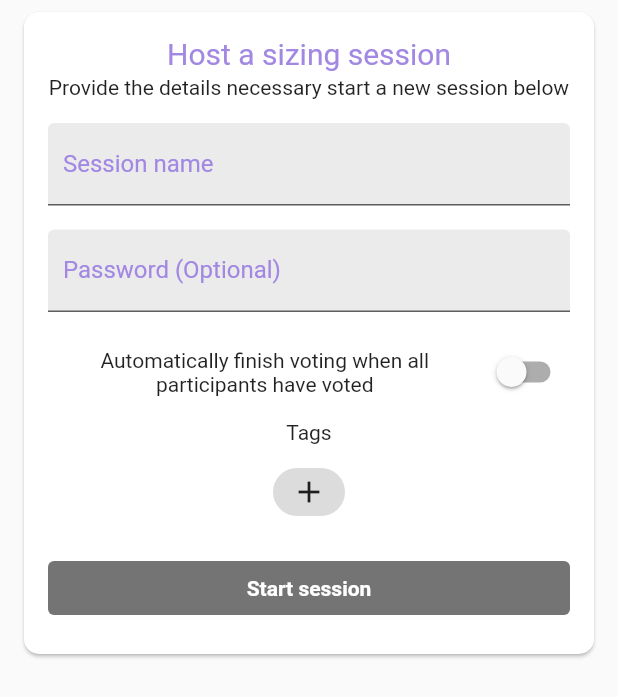
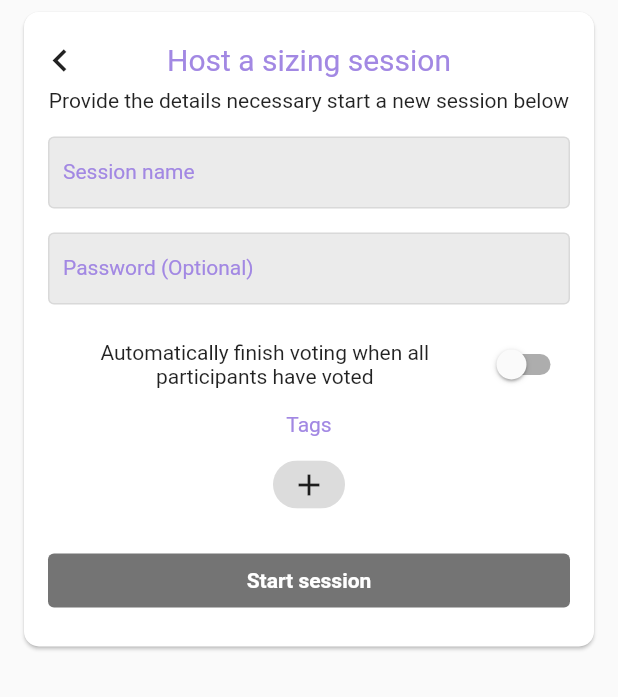
Before and after one commit to Operation-Winter/mamba-flutter, a Flutter app: the HostSetupScreen screen opened by its route, on a phone screen of 412 x 824 dp. Shown: the top 697 px of the screen. Run offline on Flutter 3.47's test engine with Material 2 defaults, Android fonts, the phone set to English and light mode, and no system bars.

Commit message:
Improve iOS Styling

```diff
--- a/lib/screens/host/host_setup_screen.dart
+++ b/lib/screens/host/host_setup_screen.dart
@@ -9,6 +9,7 @@ import 'package:mamba/screens/widgets/inputs/styled_switch.dart';
 import 'package:mamba/screens/widgets/inputs/styled_text_field.dart';
 import 'package:mamba/screens/widgets/text/description_text.dart';
 import 'package:mamba/screens/widgets/text/title_text.dart';
+import 'package:mamba/ui_constants.dart';
 
 class HostSetupScreen extends StatefulWidget {
   const HostSetupScreen({Key? key}) : super(key: key);
@@ -90,10 +91,28 @@ class _HostSetupScreenState extends State<HostSetupScreen> {
               ),
               margin: const EdgeInsets.fromLTRB(16, 8, 16, 0),
               child: Column(
-                crossAxisAlignment: CrossAxisAlignment.center,
+                mainAxisAlignment: MainAxisAlignment.center,
                 children: [
-                  const TitleText(
-                    text: 'Host a sizing session',
+                  Row(
+                    children: [
+                      IconButton(
+                        onPressed: () {
+                          Navigator.pop(context);
+                        },
+                        iconSize: 30,
+                        padding: const EdgeInsets.only(top: 16),
+                        icon: const Icon(Icons.chevron_left),
+                      ),
+                      const Expanded(
+                        child: TitleText(
+                          text: 'Host a sizing session',
+                          textAlign: TextAlign.center,
+                        ),
+                      ),
+                      const SizedBox(
+                        width: 48,
+                      ),
+                    ],
                   ),
                   const DescriptionText(
                       text:
@@ -116,7 +135,10 @@ class _HostSetupScreenState extends State<HostSetupScreen> {
                     value: automaticallyCompleteVoting,
                     onChanged: automaticallyCompleteVotingChanged,
                   ),
-                  const Text('Tags'),
+                  const Text(
+                    'Tags',
+                    style: descriptionColoredTextStyle,
+                  ),
                   ChipWrap(
                     children: chipList(),
                   ),
--- a/lib/screens/widgets/inputs/styled_text_field.dart
+++ b/lib/screens/widgets/inputs/styled_text_field.dart
@@ -7,6 +7,7 @@ class StyledTextField extends StatefulWidget {
   final TextEditingController? controller;
   final Function(String?)? onChanged;
   final EdgeInsets? padding;
+  final bool? autofocus;
 
   const StyledTextField({
     Key? key,
@@ -15,6 +16,7 @@ class StyledTextField extends StatefulWidget {
     this.controller,
     this.onChanged,
     this.padding,
+    this.autofocus,
   }) : super(key: key);
 
   @override
@@ -50,16 +52,18 @@ class _StyledTextFieldState extends State<StyledTextField> {
           contentPadding: const EdgeInsets.all(10),
           fillColor: inputBackgroundColor,
           filled: true,
-          labelStyle: const TextStyle(
-            color: primaryColor,
+          labelStyle: descriptionColoredTextStyle,
+          focusedBorder: const OutlineInputBorder(
+            borderSide: BorderSide(color: primaryColor),
           ),
-          focusedBorder: const UnderlineInputBorder(
-            borderSide: BorderSide(color: primaryColor),
+          enabledBorder: const OutlineInputBorder(
+            borderSide: BorderSide(color: inputBackgroundColor),
           ),
         ),
         onChanged: onChanged,
         initialValue: text,
         cursorColor: primaryColor,
+        autofocus: widget.autofocus ?? false,
       ),
     );
   }
--- a/lib/screens/widgets/text/title_text.dart
+++ b/lib/screens/widgets/text/title_text.dart
@@ -4,8 +4,10 @@ import 'package:mamba/ui_constants.dart';
 
 class TitleText extends StatelessWidget {
   final String text;
+  final TextAlign? textAlign;
 
-  const TitleText({Key? key, required this.text}) : super(key: key);
+  const TitleText({Key? key, required this.text, this.textAlign})
+      : super(key: key);
 
   @override
   Widget build(BuildContext context) {
@@ -14,6 +16,7 @@ class TitleText extends StatelessWidget {
       child: Text(
         text,
         style: titleTextStyle,
+        textAlign: textAlign,
       ),
     );
   }
--- a/lib/ui_constants.dart
+++ b/lib/ui_constants.dart
@@ -7,6 +7,11 @@ const inputBackgroundColor = Color.fromARGB(20, 0, 0, 0);
 const titleTextStyle = TextStyle(
   color: primaryColor,
   fontSize: 20,
+);
+
+const descriptionColoredTextStyle = TextStyle(
+  color: primaryColor,
+  fontSize: 14,
 );
 
 const descriptionTextStyle = TextStyle(
```
Also changed, not shown: lib/main.dart (+48 -15 lines), lib/screens/participant/participant_setup_screen.dart (+20 -2 lines), lib/screens/spectator/spectator_setup_screen.dart (+20 -2 lines), lib/screens/widgets/dialog/text_field_dialog.dart (+11 -5 lines).
